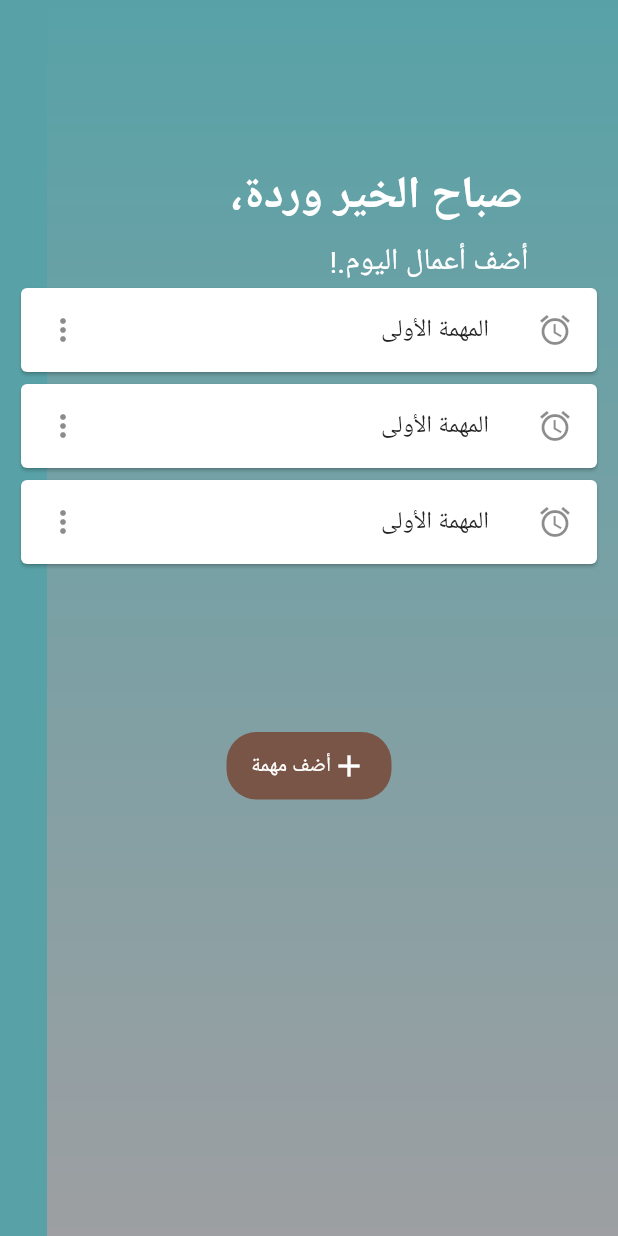
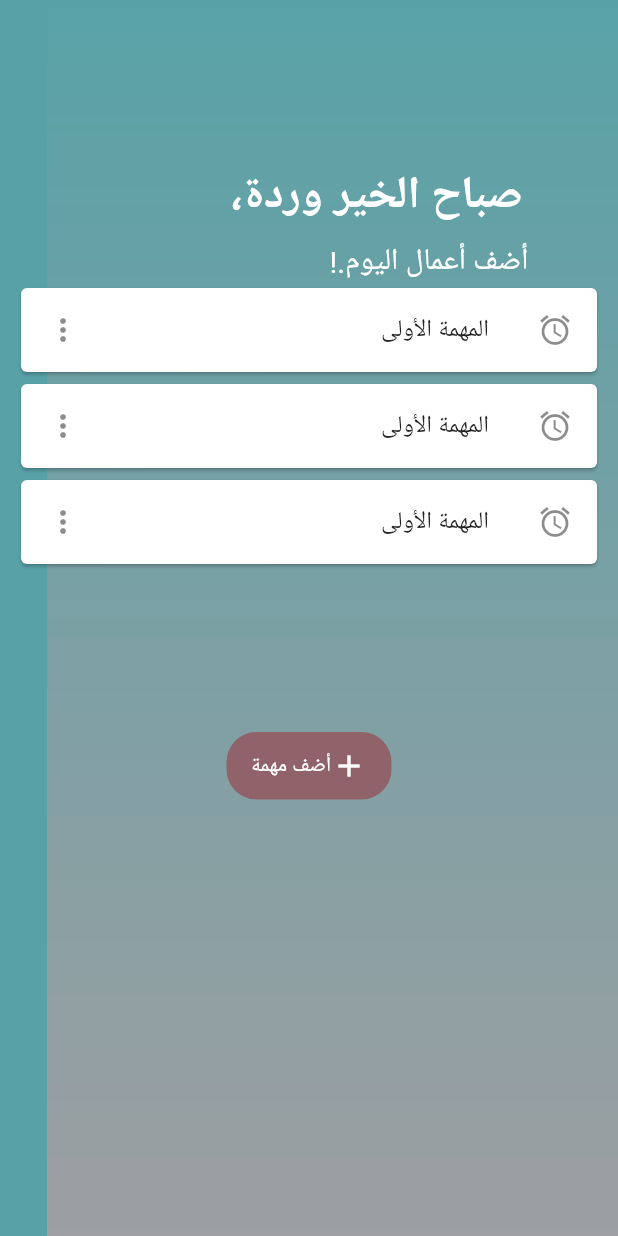
Before and after one commit to warda-jawad/myappoint, a Flutter app: the screen it shows after launch, on a phone screen of 412 x 824 dp. Run offline on Flutter 3.47's test engine with Material 2 defaults, Android fonts, the phone set to English and light mode, and no system bars; drawn by our look-alikes of showcaseview.

```diff
--- a/lib/screens/homePage/home_page.dart
+++ b/lib/screens/homePage/home_page.dart
@@ -1,6 +1,7 @@
 import 'package:flutter/cupertino.dart';
 import 'package:flutter/material.dart';
 import 'package:flutter/widgets.dart';
+import 'package:myappoint/screens/newTask/new_task.dart';
 import 'package:showcaseview/showcaseview.dart';
 
 class HomePage extends StatefulWidget {
@@ -98,8 +99,15 @@ class _HomePageState extends State<HomePage> {
                   height: 45,
                   decoration: BoxDecoration(
                     borderRadius: BorderRadius.circular(20),
-                    color: Colors.brown,
+                    color: const Color(0xff906269),
                   ),
+                  child: GestureDetector(
+                    onTap: () {
+                      Navigator.push(
+                        context,
+                        MaterialPageRoute(builder: (context) => NewTask()),
+                      );
+                    },
                     child: Row(
                       mainAxisAlignment: MainAxisAlignment.center,
                       children: const [
@@ -119,6 +127,7 @@ class _HomePageState extends State<HomePage> {
                     ),
                   ),
                 ),
+              ),
             ],
           ),
         ],
```
Lines whose indentation alone changed are shown as unchanged.
